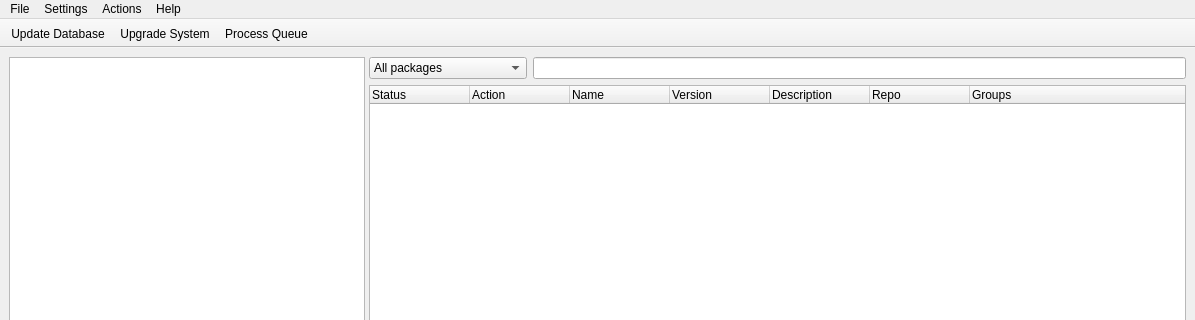
This is trunk/ui/MainWindow.ui in drf/shaman1 as Qt 5 draws it before an edit; both pictures show x 0 to 1195 and y 0 to 320 of the 1195 by 722 pixel window. The edited form follows.
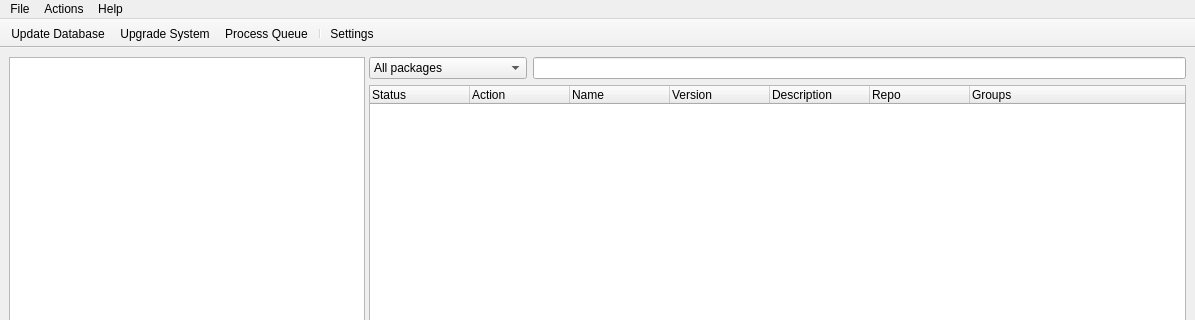
This is the edited form. Icons and pictures are not drawn.

Diff of the .ui file:
```diff
--- a/trunk/ui/MainWindow.ui
+++ b/trunk/ui/MainWindow.ui
@@ -334,7 +334,7 @@
      <x>0</x>
      <y>0</y>
      <width>1195</width>
-     <height>27</height>
+     <height>25</height>
     </rect>
    </property>
    <widget class="QMenu" name="menuFile" >
@@ -343,13 +343,6 @@
     </property>
     <addaction name="actionQuit" />
    </widget>
-   <widget class="QMenu" name="menuSettings" >
-    <property name="title" >
-     <string>Settings</string>
-    </property>
-    <addaction name="actionPackage_Repositories" />
-    <addaction name="actionPacman_Preferences" />
-   </widget>
    <widget class="QMenu" name="menuHelp" >
     <property name="title" >
      <string>Help</string>
@@ -385,7 +378,6 @@
     <addaction name="menuInstall_and_Build_from_Source" />
    </widget>
    <addaction name="menuFile" />
-   <addaction name="menuSettings" />
    <addaction name="menuActions" />
    <addaction name="menuHelp" />
   </widget>
@@ -408,6 +400,8 @@
    <addaction name="actionUpdate_Database" />
    <addaction name="actionUpgrade_System" />
    <addaction name="actionProcess_Queue" />
+   <addaction name="separator" />
+   <addaction name="actionPacman_Preferences" />
   </widget>
   <widget class="QStatusBar" name="statusBar" />
   <action name="actionPackage_Repositories" >
@@ -423,7 +417,7 @@
     <iconset resource="qtpacman.qrc" >:/Icons/icons/preferences-system.png</iconset>
    </property>
    <property name="text" >
-    <string>Settings</string>
+    <string>Settings...</string>
    </property>
   </action>
   <action name="actionPyKMan_Preferences" >
```
Left out of the diff: 17 changed lines with no effect on the pictures.
